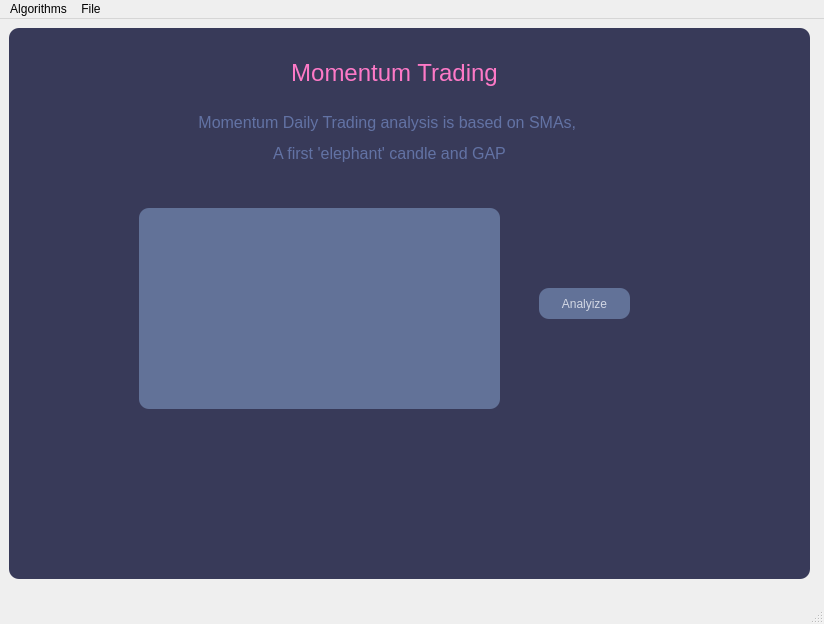
The window that code/ui_elements/main.ui (EranYonai/Stock-Finder) describes before a commit, drawn with Qt 5.
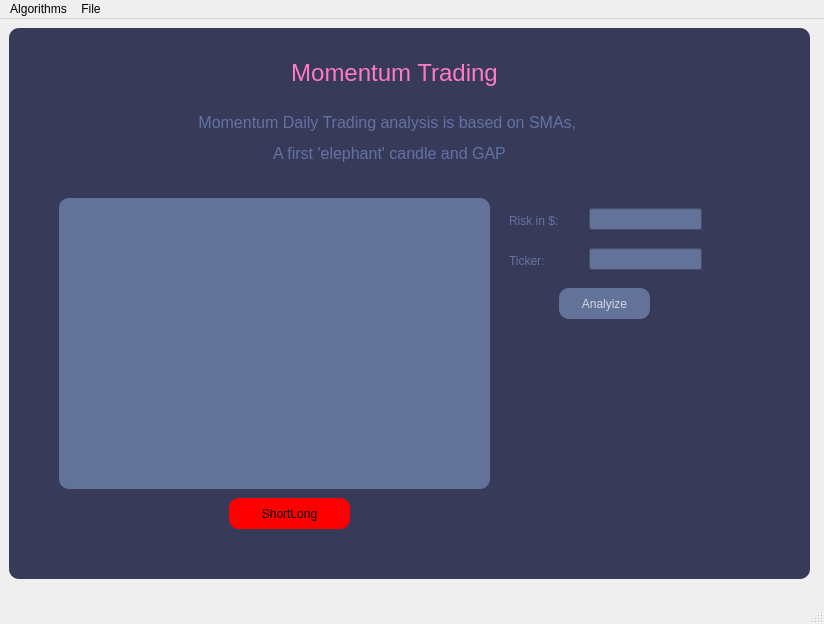
The same window after the commit. The open tabs and pages were chosen to show the change.

```diff
--- a/code/ui_elements/main.ui
+++ b/code/ui_elements/main.ui
@@ -237,7 +237,7 @@
         <widget class="QPushButton" name="analyze_button_3">
          <property name="geometry">
           <rect>
-           <x>530</x>
+           <x>550</x>
            <y>260</y>
            <width>91</width>
            <height>31</height>
@@ -255,10 +255,10 @@
         <widget class="QTextEdit" name="results_edit_3">
          <property name="geometry">
           <rect>
-           <x>130</x>
-           <y>180</y>
-           <width>361</width>
-           <height>201</height>
+           <x>50</x>
+           <y>170</y>
+           <width>431</width>
+           <height>291</height>
           </rect>
          </property>
          <property name="styleSheet">
@@ -268,8 +268,96 @@
           <string>&lt;!DOCTYPE HTML PUBLIC &quot;-//W3C//DTD HTML 4.0//EN&quot; &quot;http://www.w3.org/TR/REC-html40/strict.dtd&quot;&gt;
 &lt;html&gt;&lt;head&gt;&lt;meta name=&quot;qrichtext&quot; content=&quot;1&quot; /&gt;&lt;style type=&quot;text/css&quot;&gt;
 p, li { white-space: pre-wrap; }
-&lt;/style&gt;&lt;/head&gt;&lt;body style=&quot; font-family:'MS Shell Dlg 2'; font-size:7.8pt; font-weight:400; font-style:normal;&quot;&gt;
-&lt;p style=&quot;-qt-paragraph-type:empty; margin-top:0px; margin-bottom:0px; margin-left:0px; margin-right:0px; -qt-block-indent:0; text-indent:0px;&quot;&gt;&lt;br /&gt;&lt;/p&gt;&lt;/body&gt;&lt;/html&gt;</string>
+&lt;/style&gt;&lt;/head&gt;&lt;body style=&quot; font-family:'MS Shell Dlg 2'; font-size:9.75pt; font-weight:400; font-style:normal;&quot;&gt;
+&lt;p style=&quot;-qt-paragraph-type:empty; margin-top:0px; margin-bottom:0px; margin-left:0px; margin-right:0px; -qt-block-indent:0; text-indent:0px; font-size:7.8pt;&quot;&gt;&lt;br /&gt;&lt;/p&gt;&lt;/body&gt;&lt;/html&gt;</string>
+         </property>
+        </widget>
+        <widget class="QLabel" name="label_3">
+         <property name="geometry">
+          <rect>
+           <x>500</x>
+           <y>225</y>
+           <width>51</width>
+           <height>16</height>
+          </rect>
+         </property>
+         <property name="styleSheet">
+          <string notr="true">color: rgb(98, 114, 164);</string>
+         </property>
+         <property name="text">
+          <string>Ticker:</string>
+         </property>
+        </widget>
+        <widget class="QLabel" name="label_4">
+         <property name="geometry">
+          <rect>
+           <x>500</x>
+           <y>185</y>
+           <width>71</width>
+           <height>16</height>
+          </rect>
+         </property>
+         <property name="styleSheet">
+          <string notr="true">color: rgb(98, 114, 164);</string>
+         </property>
+         <property name="text">
+          <string>Risk in $:</string>
+         </property>
+        </widget>
+        <widget class="QLineEdit" name="risk_text">
+         <property name="geometry">
+          <rect>
+           <x>580</x>
+           <y>180</y>
+           <width>113</width>
+           <height>22</height>
+          </rect>
+         </property>
+         <property name="styleSheet">
+          <string notr="true">background-color: rgb(98, 114, 152);</string>
+         </property>
+         <property name="text">
+          <string/>
+         </property>
+        </widget>
+        <widget class="QLineEdit" name="ticker_text">
+         <property name="geometry">
+          <rect>
+           <x>580</x>
+           <y>220</y>
+           <width>113</width>
+           <height>22</height>
+          </rect>
+         </property>
+         <property name="styleSheet">
+          <string notr="true">background-color: rgb(98, 114, 152);</string>
+         </property>
+         <property name="text">
+          <string/>
+         </property>
+        </widget>
+        <widget class="QLabel" name="short_long_label">
+         <property name="enabled">
+          <bool>true</bool>
+         </property>
+         <property name="geometry">
+          <rect>
+           <x>220</x>
+           <y>470</y>
+           <width>121</width>
+           <height>31</height>
+          </rect>
+         </property>
+         <property name="styleSheet">
+          <string notr="true">background-color: rgb(255, 0, 0);
+font: 75 15pt &quot;MS Sans Serif&quot;;
+	border-radius: 10px;</string>
+         </property>
+         <property name="text">
+          <string>ShortLong</string>
+         </property>
+         <property name="alignment">
+          <set>Qt::AlignCenter</set>
          </property>
         </widget>
        </widget>
```
Left out of the diff: 12 changed lines with no effect on the pictures.
